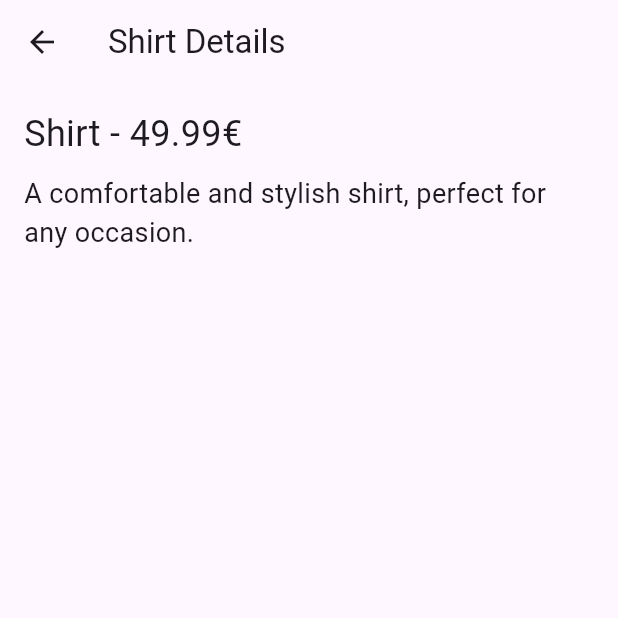
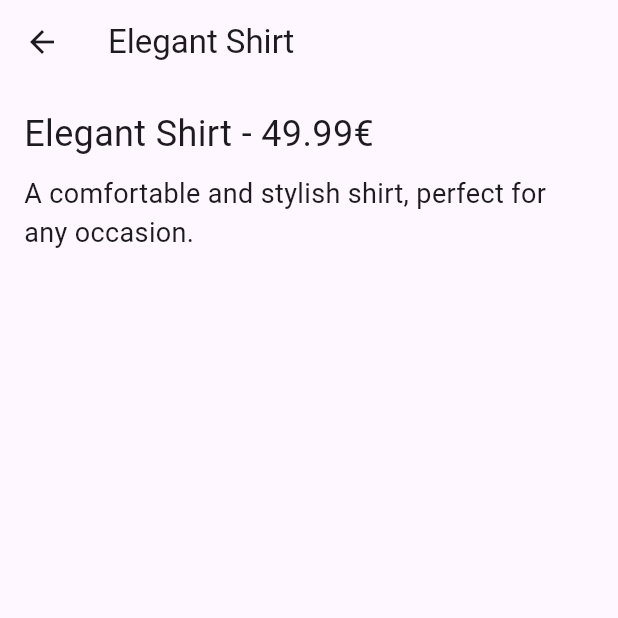
Before and after one commit to FrancescBrau/tasksheet_01.10_fbrau, a Flutter app: the screen it shows after launch, after a tap on the "add" icon, on a phone screen of 412 x 824 dp, the top half of it. Run offline on Flutter 3.47's test engine with Material 3 defaults, Android fonts, the phone set to English and light mode, and no system bars.

Commit message:
aufgabe3

```diff
--- a/lib/main.dart
+++ b/lib/main.dart
@@ -1,4 +1,5 @@
 import 'package:flutter/material.dart';
+import 'product.dart';
 
 void main() {
   runApp(const MyApp());
@@ -24,6 +25,13 @@ class ProductScreen extends StatelessWidget {
 
   @override
   Widget build(BuildContext context) {
+    final Product product = Product(
+      name: 'Elegant Shirt',
+      price: 49.99,
+      description: 'A comfortable and stylish shirt, perfect for any occasion.',
+      imagePath: 'images/camisa.jpg',
+    );
+
     return Scaffold(
       appBar: AppBar(
         title: const Text('Product'),
@@ -32,16 +40,16 @@ class ProductScreen extends StatelessWidget {
         children: [
           Center(
             child: Image.asset(
-              'images/camisa.jpg',
+              product.imagePath,
               height: 350,
               width: 350,
               fit: BoxFit.cover,
             ),
           ),
           const SizedBox(height: 24),
-          const Text(
-            'Shirt - 49.99€',
-            style: TextStyle(fontSize: 24),
+          Text(
+            product.name,
+            style: const TextStyle(fontSize: 24),
           ),
         ],
       ),
@@ -49,7 +57,9 @@ class ProductScreen extends StatelessWidget {
         onPressed: () {
           Navigator.push(
             context,
-            MaterialPageRoute(builder: (context) => const DetailScreen()),
+            MaterialPageRoute(
+              builder: (context) => DetailScreen(product: product),
+            ),
           );
         },
         child: const Icon(Icons.add),
@@ -59,27 +69,29 @@ class ProductScreen extends StatelessWidget {
 }
 
 class DetailScreen extends StatelessWidget {
-  const DetailScreen({super.key});
+  final Product product;
+
+  const DetailScreen({super.key, required this.product});
 
   @override
   Widget build(BuildContext context) {
     return Scaffold(
       appBar: AppBar(
-        title: const Text('Shirt Details'),
+        title: Text(product.name),
       ),
-      body: const Padding(
-        padding: EdgeInsets.all(16.0),
+      body: Padding(
+        padding: const EdgeInsets.all(16.0),
         child: Column(
           crossAxisAlignment: CrossAxisAlignment.start,
           children: [
             Text(
-              'Shirt - 49.99€',
-              style: TextStyle(fontSize: 24),
+              '${product.name} - ${product.price}€',
+              style: const TextStyle(fontSize: 24),
             ),
-            SizedBox(height: 10),
+            const SizedBox(height: 10),
             Text(
-              'A comfortable and stylish shirt, perfect for any occasion.',
-              style: TextStyle(fontSize: 18),
+              product.description,
+              style: const TextStyle(fontSize: 18),
             ),
           ],
         ),
--- /dev/null
+++ b/lib/product.dart
@@ -0,0 +1,13 @@
+class Product {
+  final String name;
+  final double price;
+  final String description;
+  final String imagePath;
+
+  Product({
+    required this.name,
+    required this.price,
+    required this.description,
+    required this.imagePath,
+  });
+}
```
